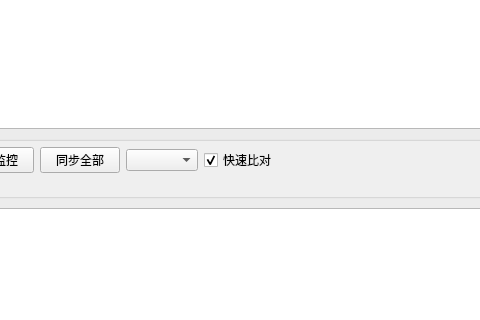
Above: src/MainWindow.ui from hu419087137/SyncFolder before the change; both pictures show x 141 to 621 and y 232 to 552 of the 1100 by 760 pixel window. Below: the same form after it.
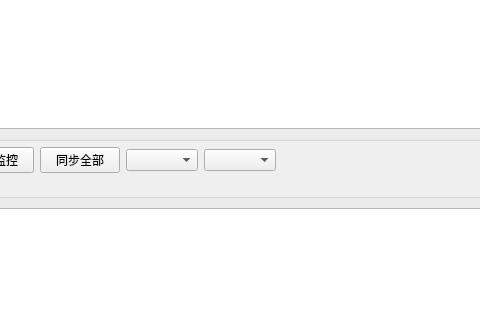
That is the form after the change.

The edit to the form file:
```diff
--- a/src/MainWindow.ui
+++ b/src/MainWindow.ui
@@ -108,14 +108,7 @@
        <widget class="QComboBox" name="maxParallelSyncComboBox"/>
       </item>
       <item>
-       <widget class="QCheckBox" name="fastCompareCheckBox">
-        <property name="text">
-         <string>快速比对</string>
-        </property>
-        <property name="checked">
-         <bool>true</bool>
-        </property>
-       </widget>
+       <widget class="QComboBox" name="compareModeComboBox"/>
       </item>
       <item>
        <spacer name="buttonSpacer">
```
